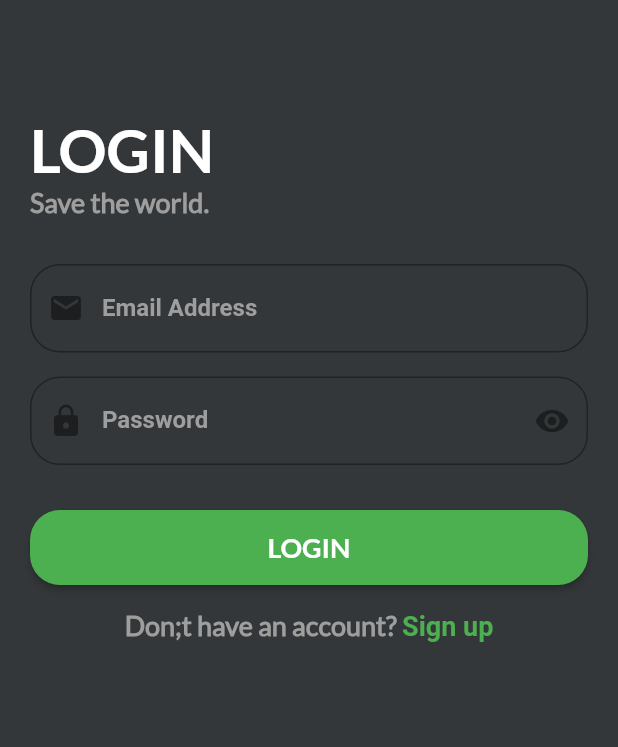
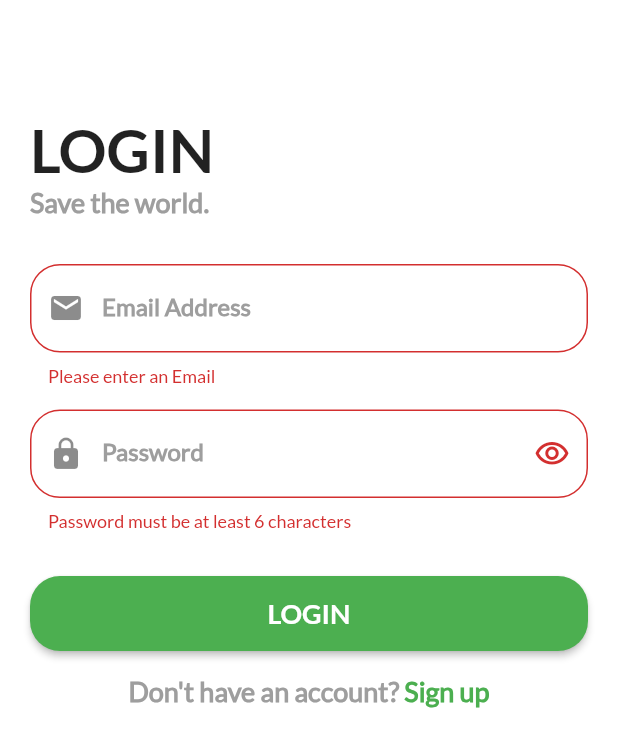
Before and after one commit to SHEFOO2008/Green, a Flutter app: the screen it shows after launch, after a tap on the "arrow forward ios" icon, after a tap on "SKIP", after a tap on "LOGIN", on a phone screen of 412 x 824 dp. Shown: the top 747 px of the screen. Run offline on Flutter 3.47's test engine with Material 2 defaults, Android fonts, the phone set to English and light mode, and no system bars; our stand-ins replace conditional_builder_null_safety, dio, flutter_bloc, fluttertoast, hexcolor, shared_preferences and 1 more.

Commit message:
finished login screen ui and setting up login api

```diff
--- a/lib/main.dart
+++ b/lib/main.dart
@@ -18,7 +18,7 @@ class MyApp extends StatelessWidget {
       debugShowCheckedModeBanner: false,
       theme: lightTheme,
       darkTheme: darkTheme,
-      themeMode: ThemeMode.dark,
+      themeMode: ThemeMode.light,
       home: OnBoardingScreen(),
     );
   }
--- a/lib/modules/login/cubit/cubit.dart
+++ b/lib/modules/login/cubit/cubit.dart
@@ -1,8 +1,42 @@
-import 'package:bloc/bloc.dart';
+import 'package:flutter/material.dart';
+import 'package:flutter_bloc/flutter_bloc.dart';
 import 'package:green/modules/login/cubit/states.dart';
+import 'package:green/shared/network/remote/dio_helper.dart';
+import '../../../shared/network/end_points.dart';
 
 class LoginCubit extends Cubit<LoginStates> {
   LoginCubit() : super(LoginInitialState());
 
+  static LoginCubit get(context) => BlocProvider.of(context);
 
+  void userLogin({
+    required String email,
+    required String password,
+  }) {
+    emit(LoginLoadingState());
+    print('test2');
+    print(email);
+    DioHelper.postData(
+        url: LOGIN,
+         data:{
+           'email' : email,
+           'password' : password,
+         },
+    ).then((value) {
+      print(value.data);
+      emit(LoginSuccessState());
+      }).catchError((error){
+       emit(LoginErrorState(error.toString()));
+    });
+  }
+
+
+  IconData suffix = Icons.visibility_outlined;
+  bool isPassword = true;
+  void changePasswordVisibility()
+  {
+    isPassword = !isPassword;
+    suffix = isPassword ? Icons.visibility_off_outlined : Icons.visibility_outlined;
+    emit(ChangePasswordVisibilityState());
+  }
 }
--- a/lib/modules/login/cubit/states.dart
+++ b/lib/modules/login/cubit/states.dart
@@ -11,3 +11,4 @@ class LoginErrorState extends LoginStates {
 
   LoginErrorState(this.error);
 }
+class ChangePasswordVisibilityState extends LoginStates {}
--- a/lib/modules/login/login_screen.dart
+++ b/lib/modules/login/login_screen.dart
@@ -1,5 +1,9 @@
+import 'package:conditional_builder_null_safety/conditional_builder_null_safety.dart';
 import 'package:flutter/gestures.dart';
 import 'package:flutter/material.dart';
+import 'package:flutter_bloc/flutter_bloc.dart';
+import 'package:green/modules/login/cubit/cubit.dart';
+import 'package:green/modules/login/cubit/states.dart';
 import 'package:green/modules/register/register_screen.dart';
 import 'package:green/shared/Functions.dart';
 import '../../shared/custom_widgets/TextFormFieldWidget.dart';
@@ -14,6 +18,11 @@ class LoginScreen extends StatelessWidget {
     var passwordController = TextEditingController();
     FocusNode fieldNode = FocusNode();
 
+    return BlocProvider(
+      create: (BuildContext context) => LoginCubit(),
+      child: BlocConsumer<LoginCubit, LoginStates>(
+        listener: (context, state) {},
+        builder: (context, state) {
           return Scaffold(
           appBar: AppBar(),
           body: SingleChildScrollView(
@@ -83,7 +92,7 @@ class LoginScreen extends StatelessWidget {
                     TextFormFieldWidget(
                       controller: passwordController,
                       type: TextInputType.visiblePassword,
-                  obsecureText: true,
+                      obsecureText: LoginCubit.get(context).isPassword,
                       validation: (String? value) {
                         if (value!.length < 6) {
                           return 'Password must be at least 6 characters';
@@ -100,11 +109,10 @@ class LoginScreen extends StatelessWidget {
                       ),
                       prefixIcon: const Icon(
                         Icons.lock,
-
                       ),
-                  suffixIcon: Icons.remove_red_eye,
+                      suffixIcon: LoginCubit.get(context).suffix,
                       onSuffixPressed: () {
-
+                          LoginCubit.get(context).changePasswordVisibility();
                       },
                       borderSide: const BorderSide(
                         color: Colors.green,
@@ -115,8 +123,20 @@ class LoginScreen extends StatelessWidget {
                       ),
                     ),
                     const SizedBox(height: 30),
-                MaterialButton(
-                  onPressed: () {},
+                    ConditionalBuilder(
+                        condition: state is !LoginLoadingState,
+                        builder: (context) => MaterialButton(
+                          onPressed: () {
+
+                            if(_formKey.currentState!.validate())
+                              {
+                                print('test');
+                                LoginCubit.get(context).userLogin(
+                                  email: emailController.text,
+                                  password: passwordController.text,
+                                );
+                              }
+                          },
                           color: Colors.green,
                           minWidth: double.infinity,
                           height: 50,
@@ -132,10 +152,12 @@ class LoginScreen extends StatelessWidget {
                             ),
                           ),
                         ),
+                        fallback: (context) => const Center(child: CircularProgressIndicator()),
+                    ),
                     const SizedBox(height: 16),
                     Center(
                       child: RichText(text: TextSpan(
-                    text: "Don;t have an account? ",
+                        text: "Don't have an account? ",
                         style: Theme.of(context).textTheme.bodyText1?.copyWith(
                           color: Colors.grey,
                           fontFamily: 'Lato-Regular',
@@ -161,5 +183,8 @@ class LoginScreen extends StatelessWidget {
             ),
           ),
         );
+        },
+      ),
+    );
   }
 }
--- a/lib/shared/network/remote/dio_helper.dart
+++ b/lib/shared/network/remote/dio_helper.dart
@@ -2,10 +2,10 @@ import 'package:dio/dio.dart';
 
 class DioHelper
 {
-  static Dio? dio;
+  static late Dio? dio;
 
   static init () {
-    dio = Dio(
+    dio =  Dio(
       BaseOptions(
         baseUrl: "https://student.valuxapps.com/api/",
         receiveDataWhenStatusError: true,
@@ -41,8 +41,7 @@ class DioHelper
       'lang':lang,
       'Authorization':token
     };
-
-    return dio!.post(
+    return await dio!.post(
       url,
       queryParameters: query,
       data: data,
```
Lines whose indentation alone changed are shown as unchanged.
